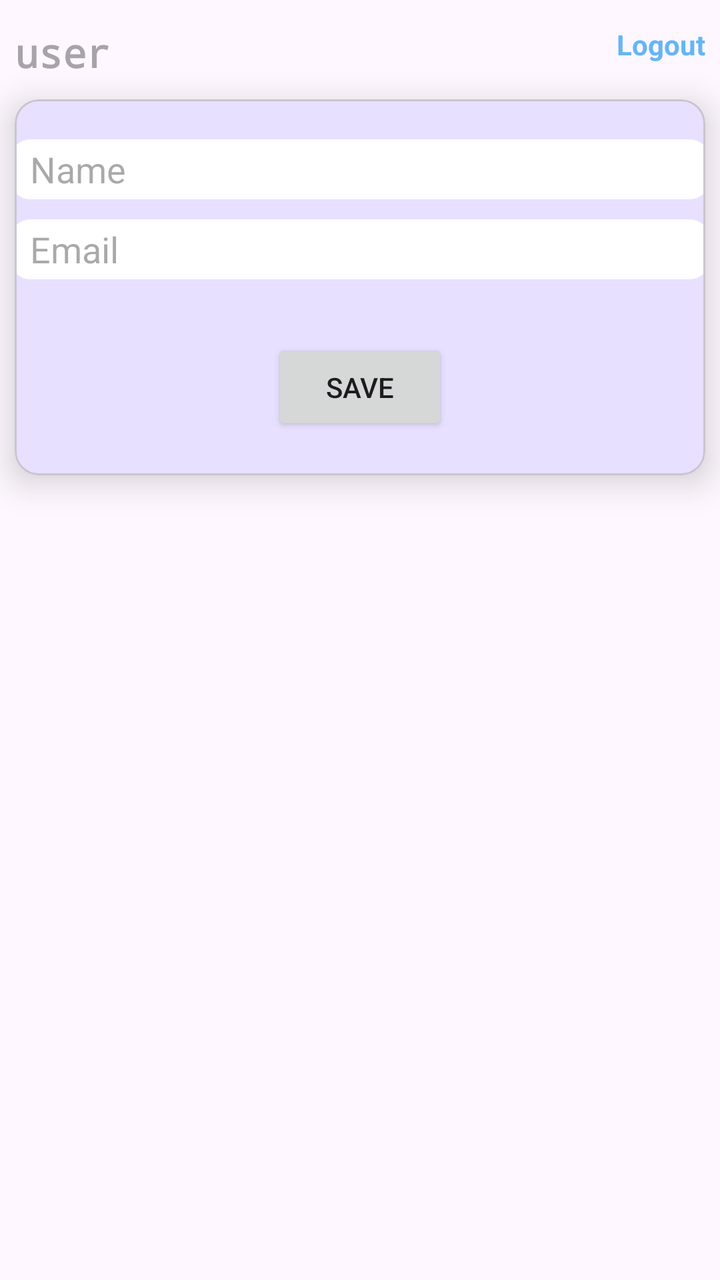
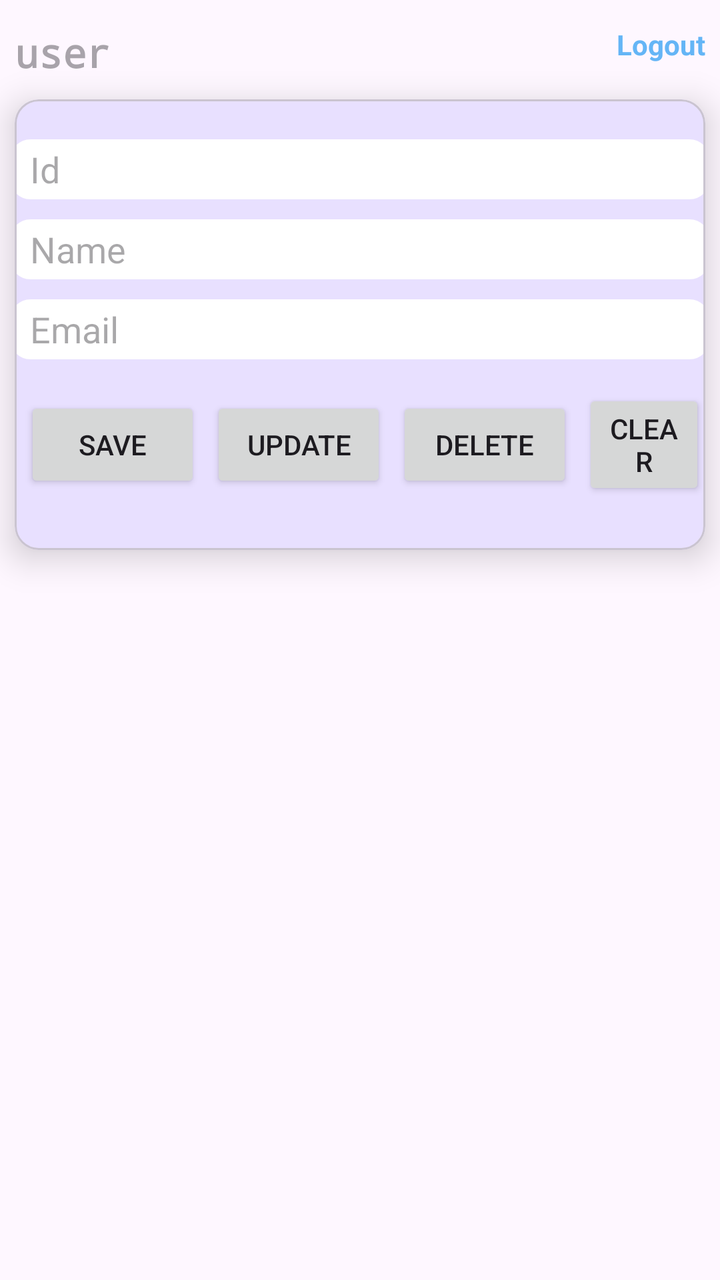

An Android layout rendered at two revisions. The XML below is the earlier revision; the diff shows what the commit changed to produce the second picture.
<!-- AndroidManifest.xml: application theme Theme.First_application -->
<!-- res/layout/activity_home.xml -->
<?xml version="1.0" encoding="utf-8"?>
<androidx.constraintlayout.widget.ConstraintLayout xmlns:android="http://schemas.android.com/apk/res/android"
    xmlns:app="http://schemas.android.com/apk/res-auto"
    xmlns:tools="http://schemas.android.com/tools"
    android:id="@+id/main"
    android:layout_width="match_parent"
    android:layout_height="match_parent"
    android:layout_gravity="center"
    tools:context=".HomeActivity">

    <TextView
        android:id="@+id/edText"
        android:layout_width="wrap_content"
        android:layout_height="wrap_content"
        android:fontFamily="monospace"
        android:hint="user"
        android:textColor="#1D2C57"
        android:textSize="20dp"
        android:textStyle="bold"
        app:layout_constraintStart_toEndOf="@id/start"
        app:layout_constraintTop_toBottomOf="@id/top" />

    <TextView
        android:id="@+id/txLogout"
        android:layout_width="wrap_content"
        android:layout_height="wrap_content"
        android:background="?android:attr/selectableItemBackground"
        android:clickable="false"
        android:elevation="5dp"
        android:shadowColor="@color/cardview_shadow_end_color"
        android:text="Logout"
        android:textColor="#64B5F6"
        android:textStyle="bold"
        app:layout_constraintEnd_toStartOf="@id/end"
        app:layout_constraintTop_toBottomOf="@id/top" />

    <com.google.android.material.card.MaterialCardView
        app:layout_constraintTop_toBottomOf="@id/edText"
        app:layout_constraintStart_toEndOf="@id/start"
        app:layout_constraintEnd_toStartOf="@id/end"
        app:layout_constraintBottom_toTopOf="@id/end"
        android:layout_width="0dp"
        android:layout_height="wrap_content"
        android:elevation="10dp"
        app:cardElevation="10dp"
        app:cardBackgroundColor="#E8E0FF"
        android:layout_marginTop="10dp"
        android:id="@+id/card"
        android:outlineAmbientShadowColor="@color/cardview_shadow_start_color">
        <LinearLayout
            android:layout_width="match_parent"
            android:layout_height="wrap_content"
            android:orientation="vertical"
            android:gravity="center"
            android:background="@color/transparent">
            <EditText
                android:id="@+id/edName"
                android:layout_marginTop="20dp"
                android:layout_width="350dp"
                android:layout_height="30dp"
                android:hint="Name"
                android:paddingStart="10dp"
                android:maxLines="1"
                android:background="@drawable/edittext_background"
                tools:ignore="RtlSymmetry" />
            <EditText
                android:id="@+id/edEmail"
                android:layout_width="350dp"
                android:layout_height="30dp"
                android:layout_marginTop="10dp"
                android:background="@drawable/edittext_background"
                android:hint="Email"
                android:paddingStart="10dp"
                android:maxLines="1"
                tools:ignore="RtlSymmetry" />

            <Button
                android:id="@+id/btnSave"
                android:layout_width="wrap_content"
                android:layout_height="wrap_content"
                android:text="save"
                android:layout_marginTop="30dp"
                android:layout_marginBottom="20dp"
                />
        </LinearLayout>
    </com.google.android.material.card.MaterialCardView>

    <androidx.recyclerview.widget.RecyclerView
        android:layout_marginTop="5dp"
        android:layout_width="0dp"
        android:layout_height="0dp"
        android:id="@+id/tabledata"
        app:layoutManager="androidx.recyclerview.widget.LinearLayoutManager"
        tools:listitem="@layout/recycler_layout"
        tools:itemCount="5"
        android:nestedScrollingEnabled="false"
        app:layout_constraintBottom_toTopOf="@id/bottom"
        app:layout_constraintTop_toBottomOf="@id/card"
        app:layout_constraintStart_toEndOf="@id/start"
        app:layout_constraintEnd_toStartOf="@id/end"/>

    <androidx.constraintlayout.helper.widget.Grid
        android:layout_width="match_parent"
        android:layout_height="match_parent"
        android:orientation="horizontal"
        android:id="@+id/top"
        app:layout_constraintGuide_percent="0.02"
        />
    <androidx.constraintlayout.helper.widget.Grid
        android:layout_width="match_parent"
        android:layout_height="match_parent"
        android:orientation="horizontal"
        android:id="@+id/bottom"
        app:layout_constraintGuide_percent="0.98"
        />
    <androidx.constraintlayout.helper.widget.Grid
        android:layout_width="match_parent"
        android:layout_height="match_parent"
        android:orientation="vertical"
        android:id="@+id/start"
        app:layout_constraintGuide_percent="0.02"
        />
    <androidx.constraintlayout.helper.widget.Grid
        android:layout_width="match_parent"
        android:layout_height="match_parent"
        android:orientation="vertical"
        android:id="@+id/end"
        app:layout_constraintGuide_percent="0.98"
        />

</androidx.constraintlayout.widget.ConstraintLayout>
<!-- res/layout/recycler_layout.xml (included above) -->
<?xml version="1.0" encoding="utf-8"?>
<androidx.constraintlayout.widget.ConstraintLayout xmlns:android="http://schemas.android.com/apk/res/android"
    android:layout_width="match_parent"
    android:layout_height="match_parent"
    xmlns:app="http://schemas.android.com/apk/res-auto">

<androidx.cardview.widget.CardView
    app:layout_constraintStart_toEndOf="@id/start"
    app:layout_constraintEnd_toStartOf="@id/end"
    app:layout_constraintTop_toBottomOf="@id/top"
    app:layout_constraintBottom_toTopOf="@id/bottom"
    app:cardElevation="5dp"
    android:layout_width="0dp"
    android:layout_height="0dp">
    <LinearLayout
        android:orientation="vertical"
        android:layout_width="match_parent"
        android:layout_height="wrap_content">

        <TextView
            android:text="ID"
            android:paddingStart="10dp"
            android:layout_marginTop="5dp"
            android:layout_width="match_parent"
            android:layout_height="wrap_content"
            android:id="@+id/text_id"/>

        <TextView
            android:text="ID"
            android:paddingStart="10dp"
            android:layout_marginTop="5dp"
            android:layout_width="match_parent"
            android:layout_height="wrap_content"
            android:id="@+id/text_name"/>

        <TextView
            android:text="ID"
            android:paddingStart="10dp"
            android:layout_marginTop="5dp"
            android:layout_width="match_parent"
            android:layout_height="wrap_content"
            android:layout_marginBottom="5dp"
            android:id="@+id/text_email"/>
    </LinearLayout>
</androidx.cardview.widget.CardView>

    <androidx.constraintlayout.widget.Guideline
        android:id="@+id/top"
        android:layout_width="match_parent"
        android:layout_height="match_parent"
        android:orientation="horizontal"
        app:layout_constraintGuide_percent="0.02"/>

    <androidx.constraintlayout.widget.Guideline
        android:id="@+id/bottom"
        android:layout_width="match_parent"
        android:layout_height="match_parent"
        android:orientation="horizontal"
        app:layout_constraintGuide_percent="0.15"/>

    <androidx.constraintlayout.widget.Guideline
        android:id="@+id/start"
        android:layout_width="match_parent"
        android:layout_height="match_parent"
        android:orientation="vertical"
        app:layout_constraintGuide_percent="0.06"/>

    <androidx.constraintlayout.widget.Guideline
        android:id="@+id/end"
        android:layout_width="match_parent"
        android:layout_height="match_parent"
        android:orientation="vertical"
        app:layout_constraintGuide_percent="0.96"/>
</androidx.constraintlayout.widget.ConstraintLayout>
<!-- resources referenced by this layout -->
<resources>
  <color name="transparent">#00FFFFFF</color>
  <!-- drawable edittext_background (drawable) -->
  <?xml version="1.0" encoding="utf-8"?>
  <shape xmlns:android="http://schemas.android.com/apk/res/android">
  <solid android:color="#ffff"/>
      <corners android:radius="10dp"/>
      <stroke android:width="0.5dp" android:color="@color/white"/>
  </shape>
  <style name="Theme.First_application" parent="Base.Theme.First_application" />
  <color name="white">#FFFFFFFF</color>
  <style name="Base.Theme.First_application" parent="Theme.Material3.DayNight.NoActionBar">
  
  
  
      </style>
</resources>

<!-- the commit's change to res/layout/activity_home.xml (unified diff, before → after) -->
@@ -47,6 +47,7 @@
         android:layout_marginTop="10dp"
         android:id="@+id/card"
         android:outlineAmbientShadowColor="@color/cardview_shadow_start_color">
+
         <LinearLayout
             android:layout_width="match_parent"
             android:layout_height="wrap_content"
@@ -54,10 +55,20 @@
             android:gravity="center"
             android:background="@color/transparent">
             <EditText
-                android:id="@+id/edName"
+                android:id="@+id/edId"
                 android:layout_marginTop="20dp"
                 android:layout_width="350dp"
                 android:layout_height="30dp"
+                android:hint="Id"
+                android:paddingStart="10dp"
+                android:maxLines="1"
+                android:background="@drawable/edittext_background"
+                tools:ignore="RtlSymmetry" />
+            <EditText
+                android:id="@+id/edName"
+                android:layout_width="350dp"
+                android:layout_height="30dp"
+                android:layout_marginTop="10dp"
                 android:hint="Name"
                 android:paddingStart="10dp"
                 android:maxLines="1"
@@ -74,14 +85,46 @@
                 android:maxLines="1"
                 tools:ignore="RtlSymmetry" />
 
-            <Button
-                android:id="@+id/btnSave"
-                android:layout_width="wrap_content"
-                android:layout_height="wrap_content"
-                android:text="save"
-                android:layout_marginTop="30dp"
-                android:layout_marginBottom="20dp"
-                />
+            <LinearLayout
+                android:layout_marginTop="10dp"
+                android:layout_width="match_parent"
+                android:layout_height="wrap_content"
+                android:orientation="horizontal"
+                android:gravity="center">
+
+                <Button
+                    android:id="@+id/btnSave"
+                    android:layout_marginStart="5dp"
+                    android:layout_width="wrap_content"
+                    android:layout_height="wrap_content"
+                    android:layout_marginTop="10dp"
+                    android:layout_marginBottom="20dp"
+                    android:text="save" />
+                <Button
+                    android:id="@+id/btnUpdate"
+                    android:layout_marginStart="5dp"
+                    android:layout_width="wrap_content"
+                    android:layout_height="wrap_content"
+                    android:layout_marginTop="10dp"
+                    android:layout_marginBottom="20dp"
+                    android:text="update" />
+                <Button
+                    android:id="@+id/btnDelete"
+                    android:layout_marginStart="5dp"
+                    android:layout_width="wrap_content"
+                    android:layout_height="wrap_content"
+                    android:layout_marginTop="10dp"
+                    android:layout_marginBottom="20dp"
+                    android:text="delete" />
+                <Button
+                    android:id="@+id/btnclear"
+                    android:layout_marginStart="5dp"
+                    android:layout_width="wrap_content"
+                    android:layout_height="wrap_content"
+                    android:layout_marginTop="10dp"
+                    android:layout_marginBottom="20dp"
+                    android:text="clear" />
+            </LinearLayout>
         </LinearLayout>
     </com.google.android.material.card.MaterialCardView>
 
@@ -133,74 +176,79 @@
 <?xml version="1.0" encoding="utf-8"?>
 <androidx.constraintlayout.widget.ConstraintLayout xmlns:android="http://schemas.android.com/apk/res/android"
     android:layout_width="match_parent"
-    android:layout_height="match_parent"
+    android:layout_height="wrap_content"
     xmlns:app="http://schemas.android.com/apk/res-auto">
 
-<androidx.cardview.widget.CardView
-    app:layout_constraintStart_toEndOf="@id/start"
-    app:layout_constraintEnd_toStartOf="@id/end"
-    app:layout_constraintTop_toBottomOf="@id/top"
-    app:layout_constraintBottom_toTopOf="@id/bottom"
-    app:cardElevation="5dp"
-    android:layout_width="0dp"
-    android:layout_height="0dp">
-    <LinearLayout
-        android:orientation="vertical"
-        android:layout_width="match_parent"
-        android:layout_height="wrap_content">
-
-        <TextView
-            android:text="ID"
-            android:paddingStart="10dp"
-            android:layout_marginTop="5dp"
+    <androidx.cardview.widget.CardView
+        android:id="@+id/dataCard"
+        android:layout_width="match_parent"
+        android:layout_height="wrap_content"
+        android:layout_margin="10dp"
+        android:paddingTop="20dp"
+        app:cardElevation="5dp"
+        android:layout_marginBottom="10dp"
+        app:layout_constraintBottom_toBottomOf="parent"
+        app:layout_constraintEnd_toEndOf="parent"
+        app:layout_constraintStart_toStartOf="parent"
+        app:layout_constraintTop_toTopOf="parent">
+
+        <LinearLayout
             android:layout_width="match_parent"
             android:layout_height="wrap_content"
-            android:id="@+id/text_id"/>
-
-        <TextView
-            android:text="ID"
-            android:paddingStart="10dp"
-            android:layout_marginTop="5dp"
-            android:layout_width="match_parent"
-            android:layout_height="wrap_content"
-            android:id="@+id/text_name"/>
-
-        <TextView
-            android:text="ID"
-            android:paddingStart="10dp"
-            android:layout_marginTop="5dp"
-            android:layout_width="match_parent"
-            android:layout_height="wrap_content"
-            android:layout_marginBottom="5dp"
-            android:id="@+id/text_email"/>
-    </LinearLayout>
-</androidx.cardview.widget.CardView>
-
-    <androidx.constraintlayout.widget.Guideline
-        android:id="@+id/top"
-        android:layout_width="match_parent"
-        android:layout_height="match_parent"
-        android:orientation="horizontal"
-        app:layout_constraintGuide_percent="0.02"/>
-
-    <androidx.constraintlayout.widget.Guideline
-        android:id="@+id/bottom"
-        android:layout_width="match_parent"
-        android:layout_height="match_parent"
-        android:orientation="horizontal"
-        app:layout_constraintGuide_percent="0.15"/>
-
-    <androidx.constraintlayout.widget.Guideline
-        android:id="@+id/start"
-        android:layout_width="match_parent"
-        android:layout_height="match_parent"
-        android:orientation="vertical"
-        app:layout_constraintGuide_percent="0.06"/>
-
-    <androidx.constraintlayout.widget.Guideline
-        android:id="@+id/end"
-        android:layout_width="match_parent"
-        android:layout_height="match_parent"
-        android:orientation="vertical"
-        app:layout_constraintGuide_percent="0.96"/>
+            android:orientation="vertical">
+
+            <TextView
+                android:id="@+id/text_id"
+                android:layout_width="match_parent"
+                android:layout_height="wrap_content"
+                android:layout_marginTop="5dp"
+                android:paddingStart="10dp"
+                android:text="ID" />
+
+            <TextView
+                android:id="@+id/text_name"
+                android:layout_width="match_parent"
+                android:layout_height="wrap_content"
+                android:layout_marginTop="5dp"
+                android:paddingStart="10dp"
+                android:text="ID" />
+
+            <TextView
+                android:id="@+id/text_email"
+                android:layout_width="match_parent"
+                android:layout_height="wrap_content"
+                android:layout_marginTop="5dp"
+                android:layout_marginBottom="5dp"
+                android:paddingStart="10dp"
+                android:text="ID" />
+        </LinearLayout>
+    </androidx.cardview.widget.CardView>
+
+
+
+
+
+
+
+
+
+
+
+
+
+
+
+
+
+
+
+
+
+
+
+
+
+
+
+
 </androidx.constraintlayout.widget.ConstraintLayout>
